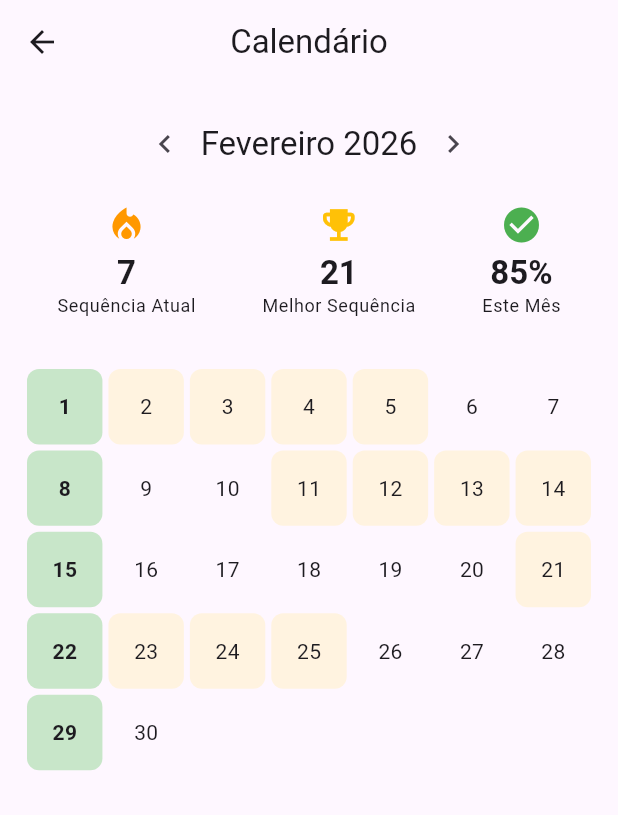
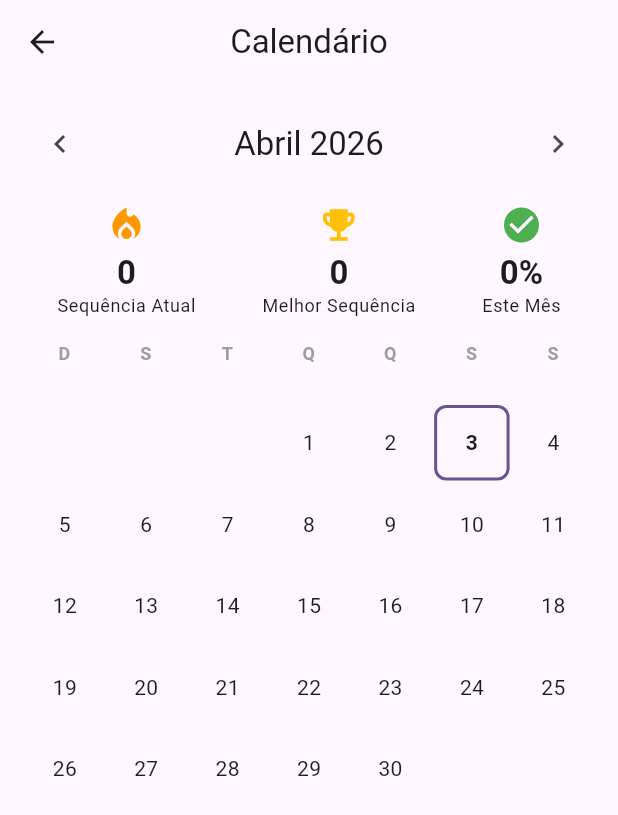
Before and after one commit to joelsansana/ave, a Flutter app: the CalendarScreen screen opened directly, on a phone screen of 412 x 824 dp. Shown: the top 815 px of the screen. Run offline on Flutter 3.47's test engine with Material 3 defaults, Android fonts, the light colour scheme and no system bars; our stand-ins replace cloud_firestore, firebase_auth, firebase_core, firebase_messaging, flutter_local_notifications, flutter_riverpod and 3 more; accounts and stored records are empty.

Commit message:
Fix calendar (real data, today highlight) and saint of the day (feast date matching)

```diff
--- a/lib/features/calendar/presentation/calendar_screen.dart
+++ b/lib/features/calendar/presentation/calendar_screen.dart
@@ -1,19 +1,76 @@
 import 'package:flutter/material.dart';
-import 'package:habitos/l10n/app_localizations.dart';
+import 'package:flutter_riverpod/flutter_riverpod.dart';
+import '../../../l10n/app_localizations.dart';
+import '../../habits/domain/habit.dart';
+import '../../habits/presentation/habit_providers.dart';
 
-class CalendarScreen extends StatelessWidget {
+class CalendarScreen extends ConsumerStatefulWidget {
   const CalendarScreen({super.key});
 
   @override
+  ConsumerState<CalendarScreen> createState() => _CalendarScreenState();
+}
+
+class _CalendarScreenState extends ConsumerState<CalendarScreen> {
+  late DateTime _focusedMonth;
+  late DateTime _today;
+
+  @override
+  void initState() {
+    super.initState();
+    _today = DateTime.now();
+    _focusedMonth = DateTime(_today.year, _today.month);
+  }
+
+  void _previousMonth() {
+    setState(() {
+      _focusedMonth = DateTime(_focusedMonth.year, _focusedMonth.month - 1);
+    });
+  }
+
+  void _nextMonth() {
+    setState(() {
+      _focusedMonth = DateTime(_focusedMonth.year, _focusedMonth.month + 1);
+    });
+  }
+
+  String _monthName(int month, AppLocalizations l) {
+    const months = [
+      'Janeiro', 'Fevereiro', 'Março', 'Abril',
+      'Maio', 'Junho', 'Julho', 'Agosto',
+      'Setembro', 'Outubro', 'Novembro', 'Dezembro'
+    ];
+    return months[month - 1];
+  }
+
+  @override
   Widget build(BuildContext context) {
-    final days = List.generate(30, (i) {
-      final day = i + 1;
-      return _DayData(
-        day: day,
-        completed: (i * 3) % 7 == 0,
-        streak: (i % 10) < 5,
-      );
-    });
+    final habits = ref.watch(habitsProvider);
+    final completedDays = _calculateCompletedDays(habits);
+
+    final daysInMonth = DateTime(_focusedMonth.year, _focusedMonth.month + 1, 0).day;
+    final firstDayOfMonth = DateTime(_focusedMonth.year, _focusedMonth.month, 1);
+    final startingWeekday = firstDayOfMonth.weekday % 7; // Sunday = 0
+
+    // Streak calculation
+    int currentStreak = 0;
+    int bestStreak = 0;
+    int totalCompleted = 0;
+
+    final sortedDays = completedDays.keys.toList()..sort();
+    for (final day in sortedDays) {
+      if (completedDays[day] == true) {
+        totalCompleted++;
+        currentStreak++;
+        if (currentStreak > bestStreak) bestStreak = currentStreak;
+      } else {
+        currentStreak = 0;
+      }
+    }
+
+    final monthProgress = completedDays.isEmpty
+        ? 0
+        : (totalCompleted / daysInMonth * 100).round();
 
     return Scaffold(
       appBar: AppBar(
@@ -22,27 +79,29 @@ class CalendarScreen extends StatelessWidget {
       ),
       body: Column(
         children: [
+          // Month navigation
           Padding(
             padding: const EdgeInsets.all(16),
             child: Row(
-              mainAxisAlignment: MainAxisAlignment.center,
+              mainAxisAlignment: MainAxisAlignment.spaceBetween,
               children: [
                 IconButton(
                   icon: const Icon(Icons.chevron_left),
-                  onPressed: () {},
+                  onPressed: _previousMonth,
                 ),
                 Text(
-                  'Fevereiro 2026',
+                  '${_monthName(_focusedMonth.month, AppLocalizations.of(context)!)} ${_focusedMonth.year}',
                   style: Theme.of(context).textTheme.titleLarge,
                 ),
                 IconButton(
                   icon: const Icon(Icons.chevron_right),
-                  onPressed: () {},
+                  onPressed: _nextMonth,
                 ),
               ],
             ),
           ),
 
+          // Stats row
           Padding(
             padding: const EdgeInsets.symmetric(horizontal: 16),
             child: Row(
@@ -50,19 +109,19 @@ class CalendarScreen extends StatelessWidget {
               children: [
                 _StatCard(
                   title: 'Sequência Atual',
-                  value: '7',
+                  value: '$currentStreak',
                   icon: Icons.local_fire_department,
                   color: Colors.orange,
                 ),
                 _StatCard(
                   title: 'Melhor Sequência',
-                  value: '21',
+                  value: '$bestStreak',
                   icon: Icons.emoji_events,
                   color: Colors.amber,
                 ),
                 _StatCard(
                   title: 'Este Mês',
-                  value: '85%',
+                  value: '$monthProgress%',
                   icon: Icons.check_circle,
                   color: Colors.green,
                 ),
@@ -71,6 +130,29 @@ class CalendarScreen extends StatelessWidget {
           ),
           const SizedBox(height: 16),
 
+          // Weekday headers
+          Padding(
+            padding: const EdgeInsets.symmetric(horizontal: 16),
+            child: Row(
+              mainAxisAlignment: MainAxisAlignment.spaceAround,
+              children: ['D', 'S', 'T', 'Q', 'Q', 'S', 'S']
+                  .map((d) => SizedBox(
+                        width: 40,
+                        child: Text(
+                          d,
+                          textAlign: TextAlign.center,
+                          style: Theme.of(context).textTheme.bodySmall?.copyWith(
+                                fontWeight: FontWeight.bold,
+                                color: Colors.grey,
+                              ),
+                        ),
+                      ))
+                  .toList(),
+            ),
+          ),
+          const SizedBox(height: 8),
+
+          // Calendar grid
           Expanded(
             child: Padding(
               padding: const EdgeInsets.all(16),
@@ -79,10 +161,23 @@ class CalendarScreen extends StatelessWidget {
                   crossAxisCount: 7,
                   childAspectRatio: 1,
                 ),
-                itemCount: days.length,
+                itemCount: startingWeekday + daysInMonth,
                 itemBuilder: (context, index) {
-                  final day = days[index];
-                  return _DayCell(data: day);
+                  if (index < startingWeekday) {
+                    return const SizedBox();
+                  }
+                  final day = index - startingWeekday + 1;
+                  final date = DateTime(_focusedMonth.year, _focusedMonth.month, day);
+                  final isToday = date.year == _today.year &&
+                      date.month == _today.month &&
+                      date.day == _today.day;
+                  final isCompleted = completedDays[date] ?? false;
+
+                  return _DayCell(
+                    day: day,
+                    isToday: isToday,
+                    isCompleted: isCompleted,
+                  );
                 },
               ),
             ),
@@ -91,18 +186,17 @@ class CalendarScreen extends StatelessWidget {
       ),
     );
   }
-}
 
-class _DayData {
-  final int day;
-  final bool completed;
-  final bool streak;
-
-  _DayData({
-    required this.day,
-    required this.completed,
-    required this.streak,
-  });
+  Map<DateTime, bool> _calculateCompletedDays(List<Habit> habits) {
+    final Map<DateTime, bool> completedDays = {};
+    for (final habit in habits) {
+      for (final date in habit.completedDates) {
+        final dateOnly = DateTime(date.year, date.month, date.day);
+        completedDays[dateOnly] = true;
+      }
+    }
+    return completedDays;
+  }
 }
 
 class _StatCard extends StatelessWidget {
@@ -127,12 +221,13 @@ class _StatCard extends StatelessWidget {
         Text(
           value,
           style: Theme.of(context).textTheme.titleLarge?.copyWith(
-            fontWeight: FontWeight.bold,
-          ),
+                fontWeight: FontWeight.bold,
+              ),
         ),
         Text(
           title,
           style: Theme.of(context).textTheme.bodySmall,
+          textAlign: TextAlign.center,
         ),
       ],
     );
@@ -140,33 +235,33 @@ class _StatCard extends StatelessWidget {
 }
 
 class _DayCell extends StatelessWidget {
-  final _DayData data;
+  final int day;
+  final bool isToday;
+  final bool isCompleted;
 
-  const _DayCell({required this.data});
+  const _DayCell({
+    required this.day,
+    required this.isToday,
+    required this.isCompleted,
+  });
 
   @override
   Widget build(BuildContext context) {
-    Color bgColor = Colors.transparent;
-    Color textColor = Theme.of(context).textTheme.bodyLarge?.color ?? Colors.black;
-
-    if (data.completed) {
-      bgColor = Colors.green.shade100;
-    } else if (data.streak) {
-      bgColor = Colors.orange.shade50;
-    }
-
     return Container(
       margin: const EdgeInsets.all(2),
       decoration: BoxDecoration(
-        color: bgColor,
+        color: isCompleted ? Colors.green.shade100 : Colors.transparent,
         borderRadius: BorderRadius.circular(8),
+        border: isToday
+            ? Border.all(color: Theme.of(context).colorScheme.primary, width: 2)
+            : null,
       ),
       child: Center(
         child: Text(
-          '${data.day}',
+          '$day',
           style: TextStyle(
-            color: textColor,
-            fontWeight: data.completed ? FontWeight.bold : null,
+            fontWeight: isCompleted || isToday ? FontWeight.bold : null,
+            color: isCompleted ? Colors.green.shade700 : null,
           ),
         ),
       ),
--- a/lib/features/readings/data/saint_service.dart
+++ b/lib/features/readings/data/saint_service.dart
@@ -56,8 +56,36 @@ class SaintService {
 
   static Future<Saint> getSaintOfDay() async {
     await Future.delayed(const Duration(milliseconds: 100));
-    final dayOfYear = DateTime.now().difference(DateTime(DateTime.now().year, 1, 1)).inDays;
-    return _saints[dayOfYear % _saints.length];
+    final now = DateTime.now();
+    final today = DateTime(now.year, now.month, now.day);
+
+    // Try to find saint whose feast day matches today
+    for (final saint in _saints) {
+      final feastDate = _parseFeastDay(saint.feastDay, now.year);
+      if (feastDate.year == today.year &&
+          feastDate.month == today.month &&
+          feastDate.day == today.day) {
+        return saint;
+      }
+    }
+
+    // Fallback: use day of month % saints.length
+    return _saints[today.day % _saints.length];
+  }
+
+  static DateTime _parseFeastDay(String feastDay, int year) {
+    // Parse "4 de Outubro" -> October 4
+    // Parse "15 de Outubro" -> October 15
+    final parts = feastDay.split(' ');
+    if (parts.length < 3) return DateTime(year, 1, 1);
+    final day = int.tryParse(parts[0]) ?? 1;
+    final monthNames = {
+      'Janeiro': 1, 'Fevereiro': 2, 'Março': 3, 'Abril': 4,
+      'Maio': 5, 'Junho': 6, 'Julho': 7, 'Agosto': 8,
+      'Setembro': 9, 'Outubro': 10, 'Novembro': 11, 'Dezembro': 12
+    };
+    final month = monthNames[parts[2]] ?? 1;
+    return DateTime(year, month, day);
   }
 
   static Future<List<Saint>> getAllSaints() async {
```
